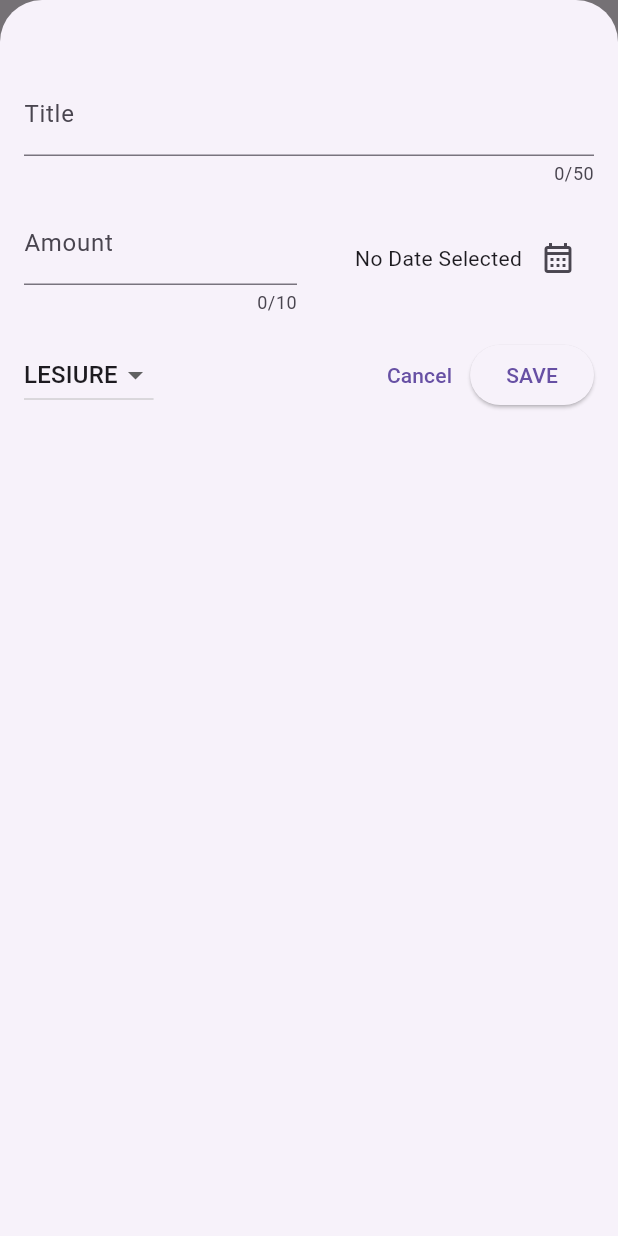
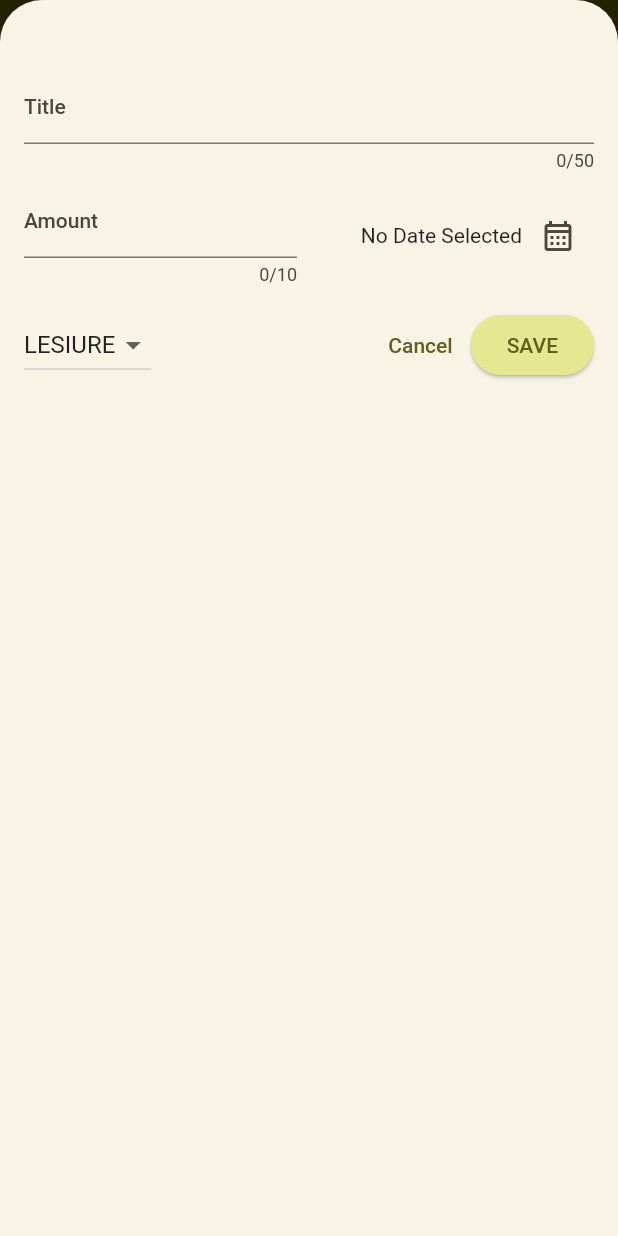
Before and after one commit to Sampurn44/expense_tracker, a Flutter app: the screen it shows after launch, after a tap on the "add" icon, on a phone screen of 412 x 824 dp. Run offline on Flutter 3.47's test engine with Material 2 defaults, Android fonts, the phone set to English and light mode, and no system bars.

Commit message:
"Theme and colors added"

```diff
--- a/lib/main.dart
+++ b/lib/main.dart
@@ -2,10 +2,35 @@ import 'package:flutter/material.dart';
 
 import 'package:expense_tracker/widgets/expenses.dart';
 
+var kColorScheme = ColorScheme.fromSeed(
+  seedColor: const Color.fromARGB(255, 222, 228, 20),
+);
 void main() {
   runApp(
     MaterialApp(
-      theme: ThemeData(useMaterial3: true),
+      theme: ThemeData().copyWith(
+        useMaterial3: true,
+        colorScheme: kColorScheme,
+        appBarTheme: const AppBarTheme().copyWith(
+          backgroundColor: kColorScheme.onPrimaryContainer,
+          foregroundColor: kColorScheme.primaryContainer,
+        ),
+        cardTheme: const CardTheme().copyWith(
+          color: kColorScheme.secondaryContainer,
+          margin: const EdgeInsets.symmetric(horizontal: 8, vertical: 8),
+        ),
+        elevatedButtonTheme: ElevatedButtonThemeData(
+          style: ElevatedButton.styleFrom(
+              backgroundColor: kColorScheme.primaryContainer),
+        ),
+        textTheme: ThemeData().textTheme.copyWith(
+              titleLarge: TextStyle(
+                fontWeight: FontWeight.bold,
+                color: kColorScheme.onPrimaryContainer,
+                //fontSize: 14
+              ),
+            ),
+      ),
       home: const Expenses(),
     ),
   );
--- a/lib/widgets/expenses_list/expense_item.dart
+++ b/lib/widgets/expenses_list/expense_item.dart
@@ -9,15 +9,22 @@ class ExpenseItem extends StatelessWidget {
 
   @override
   Widget build(BuildContext context) {
-    return Padding(
-      padding: const EdgeInsets.symmetric(
-        horizontal: 20,
-        vertical: 16,
-      ),
-      child: Card(
+    return Card(
+      child: Padding(
+        padding: const EdgeInsets.symmetric(
+          horizontal: 20,
+          vertical: 16,
+        ),
         child: Column(
+          crossAxisAlignment: CrossAxisAlignment.start,
           children: [
-            Text(expense.title),
+            // const SizedBox(
+            //   height: 4,
+            // ),
+            Text(
+              expense.title,
+              style: Theme.of(context).textTheme.titleLarge,
+            ),
             const SizedBox(
               height: 4,
             ),
--- a/lib/widgets/expenses_list/expense_list.dart
+++ b/lib/widgets/expenses_list/expense_list.dart
@@ -13,6 +13,11 @@ class ExpensesList extends StatelessWidget {
     return ListView.builder(
       itemCount: expenses.length,
       itemBuilder: (ctx, index) => Dismissible(
+        background: Container(
+          color: Theme.of(context).colorScheme.error.withOpacity(0.8),
+          margin: EdgeInsets.symmetric(
+              horizontal: Theme.of(context).cardTheme.margin!.horizontal),
+        ),
         key: ValueKey(expenses[index]),
         onDismissed: (direction) {
           removeExpense(expenses[index]);
```
